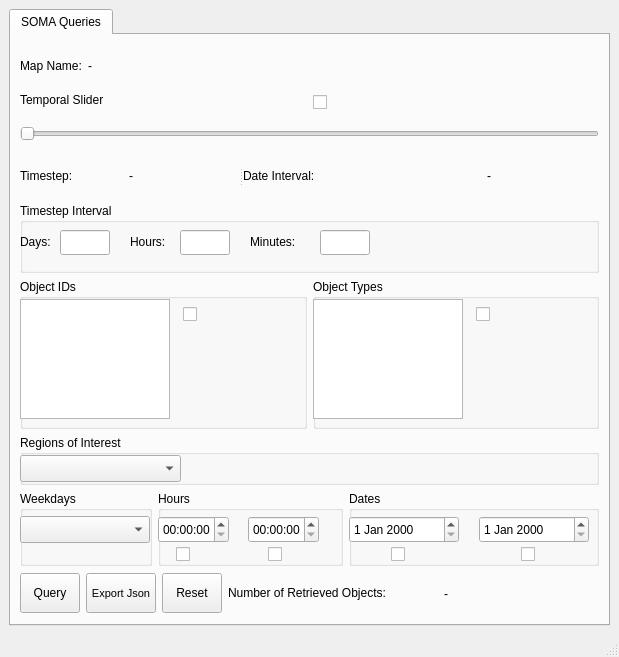
Qt form soma_visualizer/ui/mainwindow.ui (strands-project/soma) before a commit.
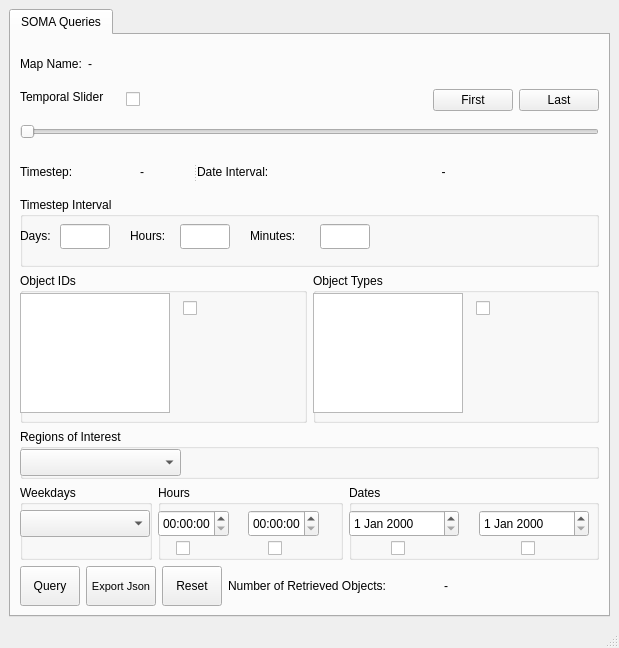
The same form after that commit.

Commit message: Additional features are added to the visualizer. You can go to the first and last step of the slider with buttons

Patch:
```diff
--- a/soma_visualizer/ui/mainwindow.ui
+++ b/soma_visualizer/ui/mainwindow.ui
@@ -7,7 +7,7 @@
     <x>0</x>
     <y>0</y>
     <width>619</width>
-    <height>657</height>
+    <height>648</height>
    </rect>
   </property>
   <property name="windowTitle">
@@ -81,7 +81,7 @@
             <item>
              <widget class="QLabel" name="label">
               <property name="sizePolicy">
-               <sizepolicy hsizetype="Preferred" vsizetype="Preferred">
+               <sizepolicy hsizetype="Preferred" vsizetype="Fixed">
                 <horstretch>0</horstretch>
                 <verstretch>0</verstretch>
                </sizepolicy>
@@ -102,11 +102,50 @@
             </item>
             <item>
              <widget class="QCheckBox" name="sliderCBox">
+              <property name="sizePolicy">
+               <sizepolicy hsizetype="Preferred" vsizetype="Fixed">
+                <horstretch>0</horstretch>
+                <verstretch>0</verstretch>
+               </sizepolicy>
+              </property>
               <property name="text">
                <string/>
               </property>
              </widget>
             </item>
+            <item>
+             <spacer name="horizontalSpacer">
+              <property name="orientation">
+               <enum>Qt::Horizontal</enum>
+              </property>
+              <property name="sizeHint" stdset="0">
+               <size>
+                <width>40</width>
+                <height>20</height>
+               </size>
+              </property>
+             </spacer>
+            </item>
+            <item>
+             <widget class="QPushButton" name="sliderFirstButton">
+              <property name="text">
+               <string>First</string>
+              </property>
+             </widget>
+            </item>
+            <item>
+             <widget class="QPushButton" name="sliderLastButton">
+              <property name="minimumSize">
+               <size>
+                <width>60</width>
+                <height>0</height>
+               </size>
+              </property>
+              <property name="text">
+               <string>Last</string>
+              </property>
+             </widget>
+            </item>
            </layout>
           </item>
           <item>
@@ -154,6 +193,12 @@
            <layout class="QHBoxLayout" name="horizontalLayout_2">
             <item>
              <widget class="QLabel" name="label_3">
+              <property name="sizePolicy">
+               <sizepolicy hsizetype="Fixed" vsizetype="Preferred">
+                <horstretch>0</horstretch>
+                <verstretch>0</verstretch>
+               </sizepolicy>
+              </property>
               <property name="minimumSize">
                <size>
                 <width>65</width>
@@ -167,12 +212,24 @@
             </item>
             <item>
              <widget class="QLabel" name="timesteplabel">
+              <property name="sizePolicy">
+               <sizepolicy hsizetype="MinimumExpanding" vsizetype="Preferred">
+                <horstretch>0</horstretch>
+                <verstretch>0</verstretch>
+               </sizepolicy>
+              </property>
               <property name="minimumSize">
                <size>
                 <width>80</width>
                 <height>20</height>
                </size>
               </property>
+              <property name="maximumSize">
+               <size>
+                <width>150</width>
+                <height>16777215</height>
+               </size>
+              </property>
               <property name="text">
                <string>-</string>
               </property>
@@ -181,25 +238,18 @@
               </property>
              </widget>
             </item>
-            <item>
-             <spacer name="horizontalSpacer">
-              <property name="orientation">
-               <enum>Qt::Horizontal</enum>
-              </property>
-              <property name="sizeHint" stdset="0">
-               <size>
-                <width>40</width>
-                <height>20</height>
-               </size>
-              </property>
-             </spacer>
-            </item>
            </layout>
           </widget>
           <widget class="QWidget" name="horizontalLayoutWidget_2">
            <layout class="QHBoxLayout" name="horizontalLayout_3">
             <item>
              <widget class="QLabel" name="label_4">
+              <property name="sizePolicy">
+               <sizepolicy hsizetype="Fixed" vsizetype="Preferred">
+                <horstretch>0</horstretch>
+                <verstretch>0</verstretch>
+               </sizepolicy>
+              </property>
               <property name="minimumSize">
                <size>
                 <width>85</width>
@@ -213,9 +263,15 @@
             </item>
             <item>
              <widget class="QLabel" name="datelabel">
+              <property name="sizePolicy">
+               <sizepolicy hsizetype="MinimumExpanding" vsizetype="Preferred">
+                <horstretch>0</horstretch>
+                <verstretch>0</verstretch>
+               </sizepolicy>
+              </property>
               <property name="minimumSize">
                <size>
-                <width>220</width>
+                <width>260</width>
                 <height>20</height>
                </size>
               </property>
```
The commit also changes 4 other files.
